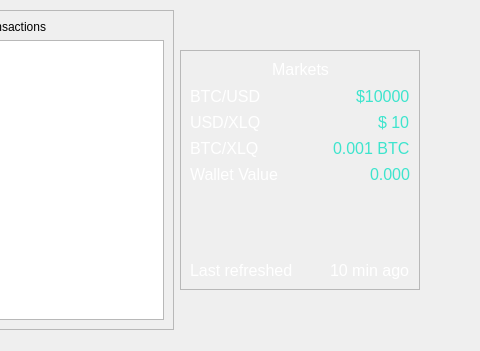
eons-finance/ALQO, file src/qt/forms/dashboardwidget.ui: the form before one commit; both pictures show x 492 to 972 and y 177 to 528 of the 972 by 528 pixel window.
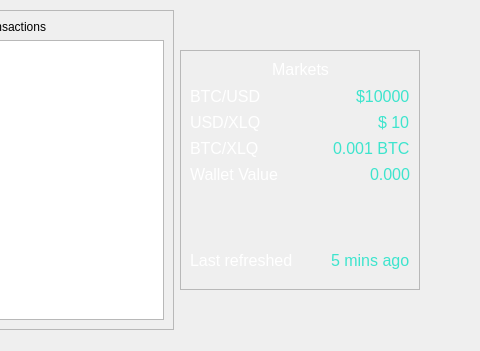
The form after the commit. Custom widgets are drawn as their Qt base class.

Commit message: Fix menu position issue and style

The edit to the form file:
```diff
--- a/src/qt/forms/dashboardwidget.ui
+++ b/src/qt/forms/dashboardwidget.ui
@@ -790,6 +790,9 @@
              <layout class="QVBoxLayout" name="verticalLayout_6">
               <item>
                <layout class="QVBoxLayout" name="verticalLayout_11">
+                <property name="bottomMargin">
+                 <number>10</number>
+                </property>
                 <item>
                  <layout class="QHBoxLayout" name="horizontalLayout_9">
                   <item>
@@ -1024,8 +1027,11 @@
                   </item>
                   <item>
                    <widget class="QLabel" name="labeltime">
+                    <property name="styleSheet">
+                     <string notr="true">color:  #3de4cd;</string>
+                    </property>
                     <property name="text">
-                     <string>10 min ago</string>
+                     <string>5 mins ago</string>
                     </property>
                    </widget>
                   </item>
```
The commit also changes 21 other files.
